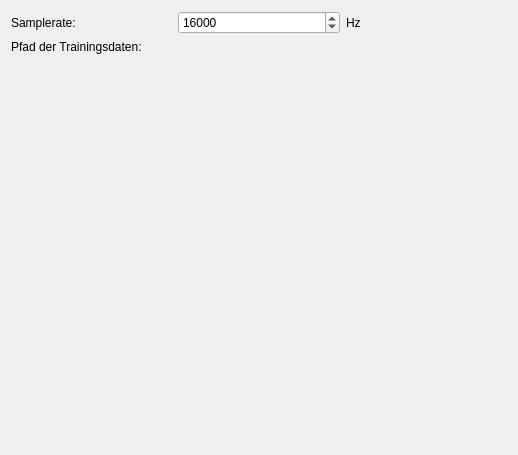
First picture: the form in simonlib/speechmodelmanagement/trainingsettings.ui, repository KDE/simon, before the edit.
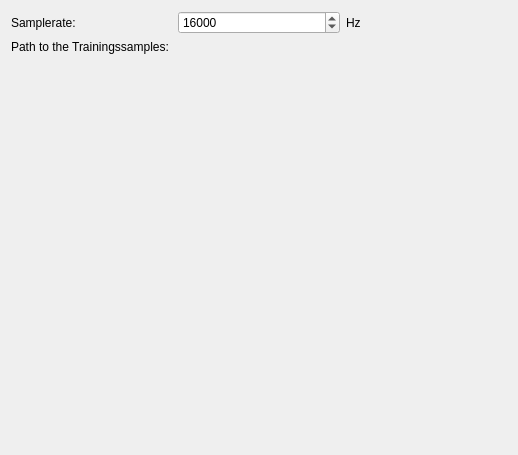
Second picture: the form after the edit. Custom widgets are drawn as their Qt base class.

Diff of the .ui file:
```diff
--- a/simonlib/speechmodelmanagement/trainingsettings.ui
+++ b/simonlib/speechmodelmanagement/trainingsettings.ui
@@ -46,7 +46,7 @@
    <item row="1" column="0" >
     <widget class="QLabel" name="lbSamplePath" >
      <property name="text" >
-      <string>Pfad der Trainingsdaten:</string>
+      <string>Path to the Trainingssamples:</string>
      </property>
     </widget>
    </item>
```
